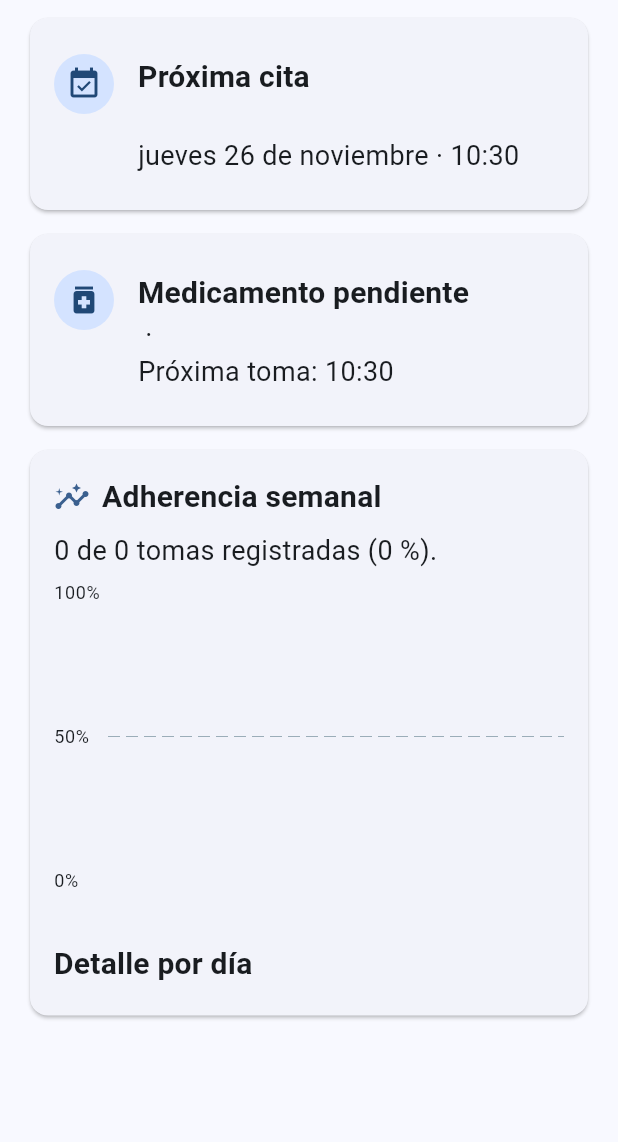
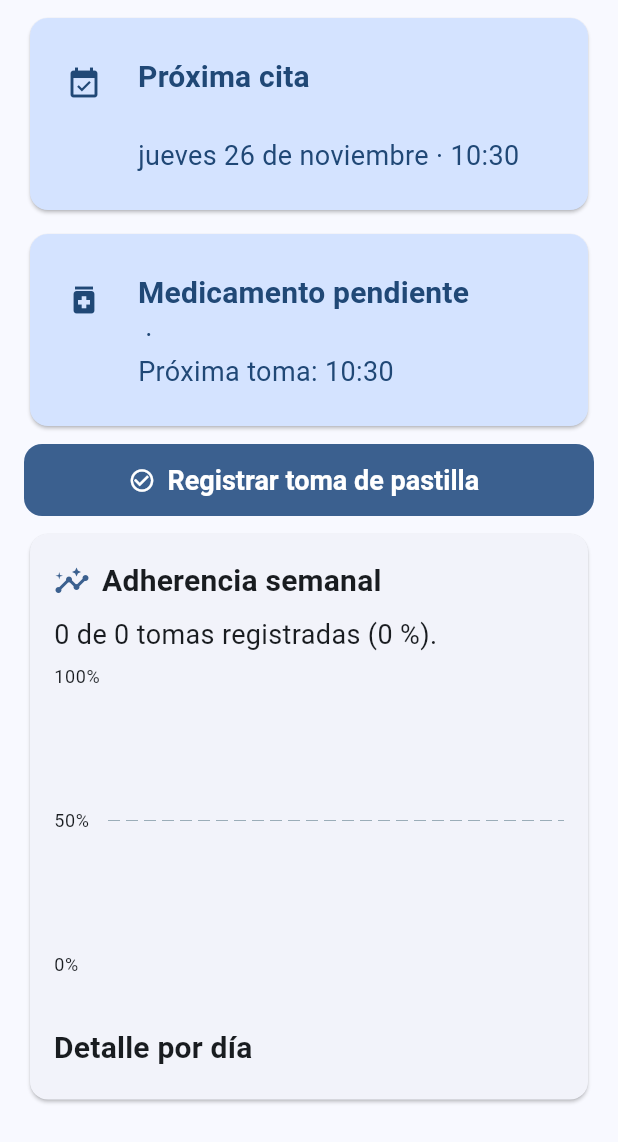
Before and after one commit to Isaac1FT/salud_digital, a Flutter app: the _Contenido widget shown alone on an empty page, opened directly with empty values, on a phone screen of 412 x 824 dp. Shown: the top 1142 px of the screen. Run offline on Flutter 3.47's test engine with Material 3 defaults, Android fonts, the phone set to English and light mode, and no system bars; our stand-ins replace cloud_firestore, firebase_auth, firebase_core, flutter_bloc, go_router; accounts and stored records are empty.

Commit message:
feat(tablero): registrar tomas y mejorar resumen accesible

```diff
--- a/lib/features/tablero/domain/tablero.dart
+++ b/lib/features/tablero/domain/tablero.dart
@@ -26,11 +26,9 @@ class ResumenAdherencia {
 
   final List<AdherenciaDia> dias;
 
-  int get esperadas =>
-      dias.fold(0, (total, dia) => total + dia.esperadas);
+  int get esperadas => dias.fold(0, (total, dia) => total + dia.esperadas);
 
-  int get registradas =>
-      dias.fold(0, (total, dia) => total + dia.registradas);
+  int get registradas => dias.fold(0, (total, dia) => total + dia.registradas);
 
   double get porcentaje {
     if (esperadas == 0) return 0;
@@ -72,11 +70,25 @@ class ResumenTablero {
     final activos = medicamentos.where((m) => m.activo).toList()
       ..sort((a, b) => a.proximaToma.compareTo(b.proximaToma));
 
-    final proximaCita = citas
-        .where((c) => c.estado == EstadoCita.programada)
-        .where((c) => !c.fechaHora.isBefore(hoy))
-        .toList()
-      ..sort((a, b) => a.fechaHora.compareTo(b.fechaHora));
+    // Una toma registrada hoy cubre la dosis diaria de ese medicamento.
+    final registradosHoy = tomas
+        .where((toma) => toma.tomado)
+        .where((toma) => !toma.fecha.isBefore(inicioHoy))
+        .where(
+          (toma) => toma.fecha.isBefore(inicioHoy.add(const Duration(days: 1))),
+        )
+        .map((toma) => toma.medicamentoId)
+        .toSet();
+    final pendientes = activos.where(
+      (medicamento) => !registradosHoy.contains(medicamento.id),
+    );
+
+    final proximaCita =
+        citas
+            .where((c) => c.estado == EstadoCita.programada)
+            .where((c) => !c.fechaHora.isBefore(hoy))
+            .toList()
+          ..sort((a, b) => a.fechaHora.compareTo(b.fechaHora));
 
     final idsActivos = activos.map((m) => m.id).toSet();
     final dias = <AdherenciaDia>[];
@@ -101,7 +113,7 @@ class ResumenTablero {
 
     return ResumenTablero(
       proximaCita: proximaCita.isEmpty ? null : proximaCita.first,
-      proximoMedicamento: activos.isEmpty ? null : activos.first,
+      proximoMedicamento: pendientes.isEmpty ? null : pendientes.first,
       adherencia: ResumenAdherencia(List<AdherenciaDia>.unmodifiable(dias)),
       medicamentosActivos: activos.length,
     );
--- a/lib/features/tablero/presentation/pages/tablero_page.dart
+++ b/lib/features/tablero/presentation/pages/tablero_page.dart
@@ -3,6 +3,8 @@ import 'package:flutter/material.dart';
 import 'package:flutter_bloc/flutter_bloc.dart';
 
 import '../../../../core/utils/fechas.dart';
+import '../../../medicamentos/data/tomas_repository.dart';
+import '../../../medicamentos/domain/toma_medicamento.dart';
 import '../../domain/tablero.dart';
 import '../bloc/tablero_bloc.dart';
 
@@ -46,13 +48,58 @@ class TableroPage extends StatelessWidget {
   }
 }
 
-class _Contenido extends StatelessWidget {
+class _Contenido extends StatefulWidget {
   const _Contenido({required this.resumen});
 
   final ResumenTablero resumen;
 
   @override
+  State<_Contenido> createState() => _ContenidoState();
+}
+
+class _ContenidoState extends State<_Contenido> {
+  bool _guardando = false;
+  // Evita registrar dos veces mientras llega la actualización del repositorio.
+  String? _medicamentoRegistrado;
+
+  Future<void> _registrarToma() async {
+    final medicamento = widget.resumen.proximoMedicamento;
+    if (_guardando ||
+        medicamento == null ||
+        _medicamentoRegistrado == medicamento.id) {
+      return;
+    }
+
+    setState(() => _guardando = true);
+    try {
+      await context.read<TomasRepository>().registrar(
+        TomaMedicamento(
+          id: '',
+          medicamentoId: medicamento.id,
+          fecha: DateTime.now(),
+        ),
+      );
+      if (mounted) {
+        setState(() => _medicamentoRegistrado = medicamento.id);
+        ScaffoldMessenger.of(context).showSnackBar(
+          SnackBar(content: Text('Toma de ${medicamento.nombre} registrada.')),
+        );
+      }
+    } catch (_) {
+      if (mounted) {
+        ScaffoldMessenger.of(context).showSnackBar(
+          const SnackBar(content: Text('No se pudo registrar la toma.')),
+        );
+      }
+    } finally {
+      if (mounted) setState(() => _guardando = false);
+    }
+  }
+
+  @override
   Widget build(BuildContext context) {
+    final resumen = widget.resumen;
+    final registrada = _medicamentoRegistrado == resumen.proximoMedicamento?.id;
     final tema = Theme.of(context);
     return ListView(
       padding: const EdgeInsets.fromLTRB(16, 8, 16, 32),
@@ -63,18 +110,28 @@ class _Contenido extends StatelessWidget {
           detalle: resumen.proximaCita == null
               ? 'No hay citas programadas.'
               : '${resumen.proximaCita!.especialidad}\n'
-                  '${formatearFechaHora(resumen.proximaCita!.fechaHora)}',
+                    '${formatearFechaHora(resumen.proximaCita!.fechaHora)}',
         ),
         const SizedBox(height: 8),
         _Tarjeta(
           icono: Icons.medication,
           titulo: 'Medicamento pendiente',
           detalle: resumen.proximoMedicamento == null
-              ? 'No hay medicamentos activos.'
+              ? 'No hay medicamentos pendientes.'
               : '${resumen.proximoMedicamento!.nombre} · '
-                  '${resumen.proximoMedicamento!.dosis}\n'
-                  'Próxima toma: ${resumen.proximoMedicamento!.horaTexto}',
+                    '${resumen.proximoMedicamento!.dosis}\n'
+                    'Próxima toma: ${resumen.proximoMedicamento!.horaTexto}',
         ),
+        if (resumen.proximoMedicamento != null) ...[
+          const SizedBox(height: 8),
+          FilledButton.icon(
+            onPressed: _guardando || registrada ? null : _registrarToma,
+            icon: const Icon(Icons.check_circle_outline),
+            label: Text(
+              registrada ? 'Toma registrada hoy' : 'Registrar toma de pastilla',
+            ),
+          ),
+        ],
         const SizedBox(height: 8),
         Card(
           child: Padding(
@@ -84,10 +141,7 @@ class _Contenido extends StatelessWidget {
               children: [
                 Row(
                   children: [
-                    Icon(
-                      Icons.insights,
-                      color: tema.colorScheme.primary,
-                    ),
+                    Icon(Icons.insights, color: tema.colorScheme.primary),
                     const SizedBox(width: 8),
                     Text(
                       'Adherencia semanal',
@@ -104,14 +158,11 @@ class _Contenido extends StatelessWidget {
                 ),
                 const SizedBox(height: 16),
                 Semantics(
-                  label: 'Gráfica de adherencia de los últimos siete días. '
-                      '${resumen.adherencia.porcentajeEntero} por ciento.',
+                  label: _descripcionGrafica(resumen.adherencia),
                   child: ExcludeSemantics(
                     child: SizedBox(
                       height: 220,
-                      child: _GraficaAdherencia(
-                        dias: resumen.adherencia.dias,
-                      ),
+                      child: _GraficaAdherencia(dias: resumen.adherencia.dias),
                     ),
                   ),
                 ),
@@ -124,6 +175,17 @@ class _Contenido extends StatelessWidget {
       ],
     );
   }
+}
+
+String _descripcionGrafica(ResumenAdherencia adherencia) {
+  final porcentajes = adherencia.dias.map(
+    (dia) =>
+        '${formatearFechaCorta(dia.dia)}: '
+        '${(dia.porcentaje * 100).round()} por ciento',
+  );
+  return 'Gráfica de adherencia de los últimos siete días. '
+      'Total: ${adherencia.porcentajeEntero} por ciento. '
+      '${porcentajes.join('. ')}.';
 }
 
 class _Tarjeta extends StatelessWidget {
@@ -141,14 +203,25 @@ class _Tarjeta extends StatelessWidget {
   Widget build(BuildContext context) {
     final tema = Theme.of(context);
     return Card(
+      color: tema.colorScheme.primaryContainer,
       child: ListTile(
         contentPadding: const EdgeInsets.all(16),
         leading: CircleAvatar(
           backgroundColor: tema.colorScheme.primaryContainer,
           child: Icon(icono, color: tema.colorScheme.onPrimaryContainer),
         ),
-        title: Text(titulo, style: tema.textTheme.titleMedium),
-        subtitle: Text(detalle, style: tema.textTheme.bodyMedium),
+        title: Text(
+          titulo,
+          style: tema.textTheme.titleMedium?.copyWith(
+            color: tema.colorScheme.onPrimaryContainer,
+          ),
+        ),
+        subtitle: Text(
+          detalle,
+          style: tema.textTheme.bodyMedium?.copyWith(
+            color: tema.colorScheme.onPrimaryContainer,
+          ),
+        ),
         isThreeLine: true,
       ),
     );
@@ -189,10 +262,8 @@ class _GraficaAdherencia extends StatelessWidget {
               showTitles: true,
               reservedSize: 36,
               interval: 50,
-              getTitlesWidget: (valor, meta) => Text(
-                '${valor.toInt()}%',
-                style: tema.textTheme.bodySmall,
-              ),
+              getTitlesWidget: (valor, meta) =>
+                  Text('${valor.toInt()}%', style: tema.textTheme.bodySmall),
             ),
           ),
           bottomTitles: AxisTitles(
@@ -245,10 +316,7 @@ class _ListaAdherencia extends StatelessWidget {
     return Column(
       crossAxisAlignment: CrossAxisAlignment.start,
       children: [
-        Text(
-          'Detalle por día',
-          style: tema.textTheme.titleMedium,
-        ),
+        Text('Detalle por día', style: tema.textTheme.titleMedium),
         const SizedBox(height: 4),
         for (final dia in dias)
           Text(
```
Also changed, not shown: 1 other file.
